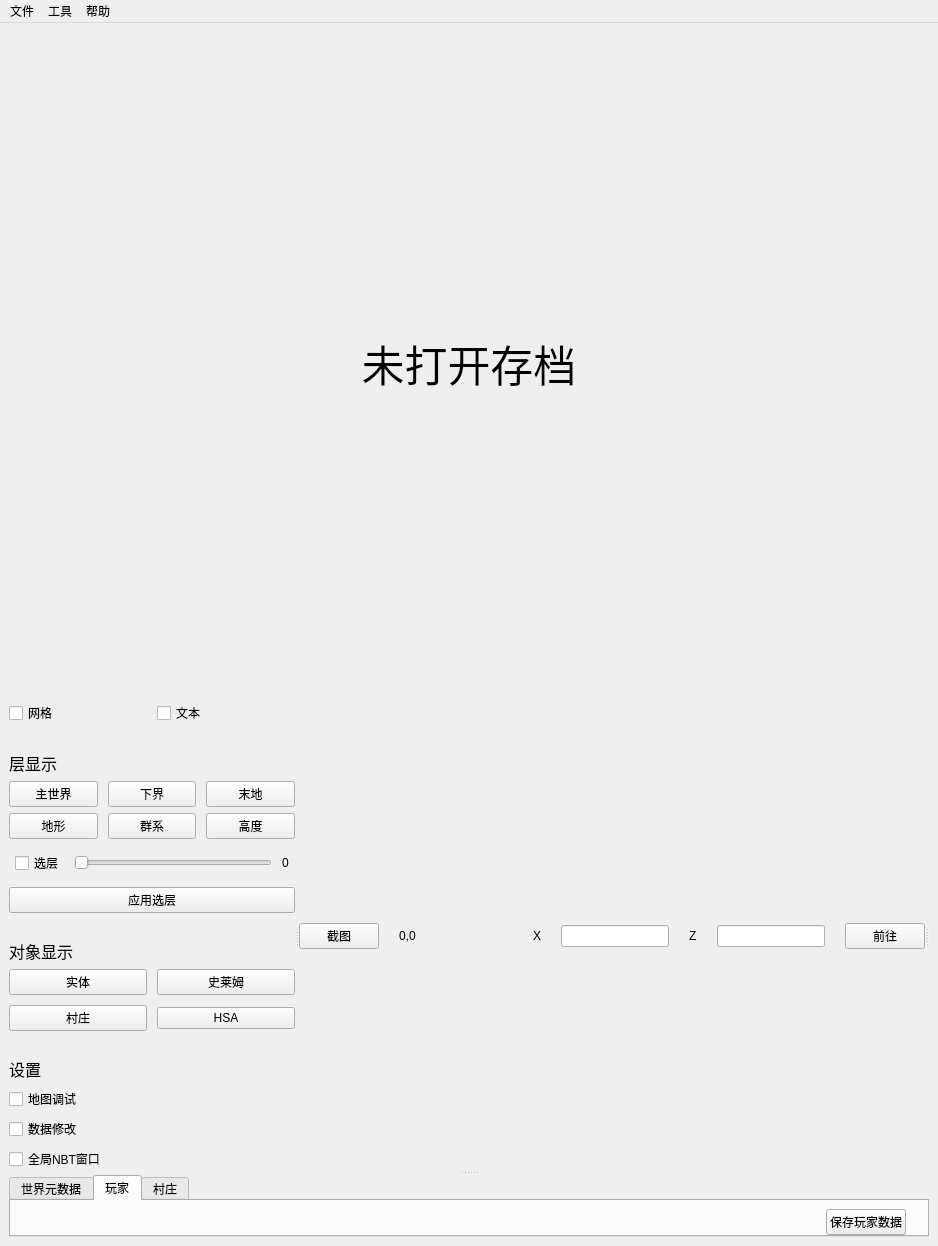
Before: the Qt Designer form mainwindow.ui in bedrock-dev/BedrockMap, drawn with Qt 5.
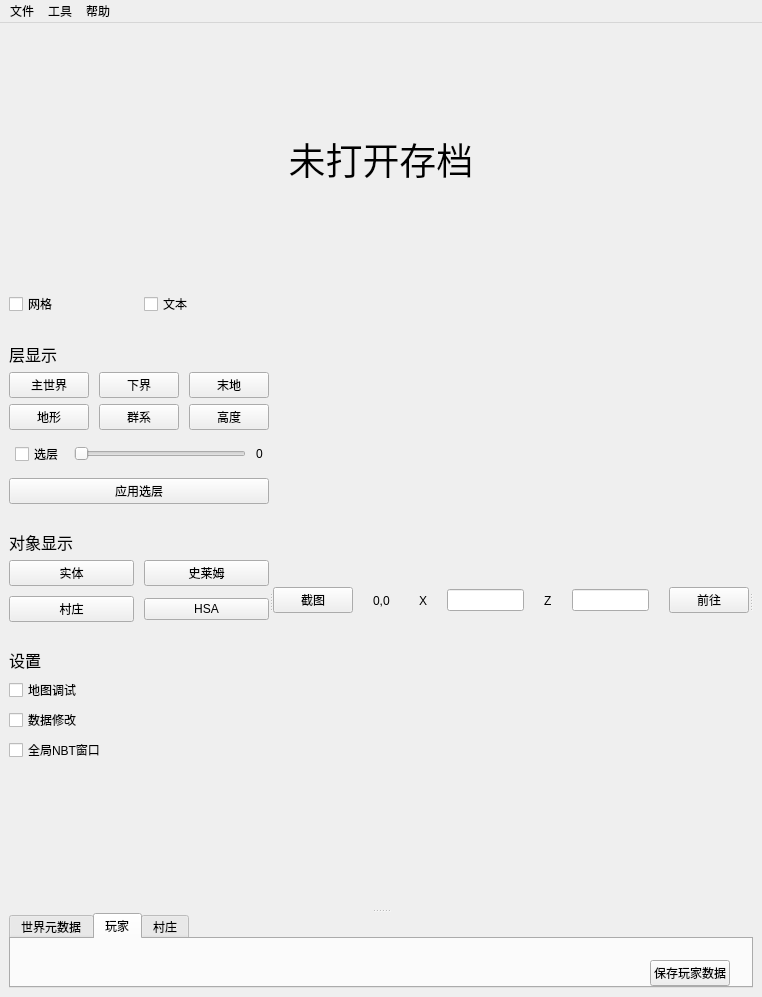
After: the same form once the commit is applied. Icons and pictures are not drawn.

The edit to the form file:
```diff
--- a/mainwindow.ui
+++ b/mainwindow.ui
@@ -6,8 +6,8 @@
    <rect>
     <x>0</x>
     <y>0</y>
-    <width>938</width>
-    <height>1218</height>
+    <width>762</width>
+    <height>997</height>
    </rect>
   </property>
   <property name="windowTitle">
@@ -16,7 +16,13 @@
   <property name="autoFillBackground">
    <bool>false</bool>
   </property>
+  <property name="styleSheet">
+   <string notr="true"/>
+  </property>
   <widget class="QWidget" name="central_widget">
+   <property name="styleSheet">
+    <string notr="true">background-image:  url(:/res/bg.jpg);</string>
+   </property>
    <layout class="QVBoxLayout" name="verticalLayout_3">
     <item>
      <widget class="QPushButton" name="open_level_btn">
@@ -33,10 +39,10 @@
        <bool>false</bool>
       </property>
       <property name="styleSheet">
-       <string notr="true">font: 32pt;
+       <string notr="true">font: 28pt;
 border: none;
 background-color: rgba(255, 255, 255, 0);
-margin: 300px;</string>
+margin: 100px;</string>
       </property>
       <property name="text">
        <string>未打开存档</string>
@@ -375,13 +381,13 @@
              <number>0</number>
             </property>
             <property name="topMargin">
-             <number>6</number>
+             <number>2</number>
             </property>
             <property name="rightMargin">
              <number>0</number>
             </property>
             <property name="bottomMargin">
-             <number>6</number>
+             <number>2</number>
             </property>
             <item>
              <widget class="QPushButton" name="screenshot_btn">
@@ -607,8 +613,8 @@
     <rect>
      <x>0</x>
      <y>0</y>
-     <width>938</width>
-     <height>21</height>
+     <width>762</width>
+     <height>25</height>
     </rect>
    </property>
    <widget class="QMenu" name="file_menu">
```
